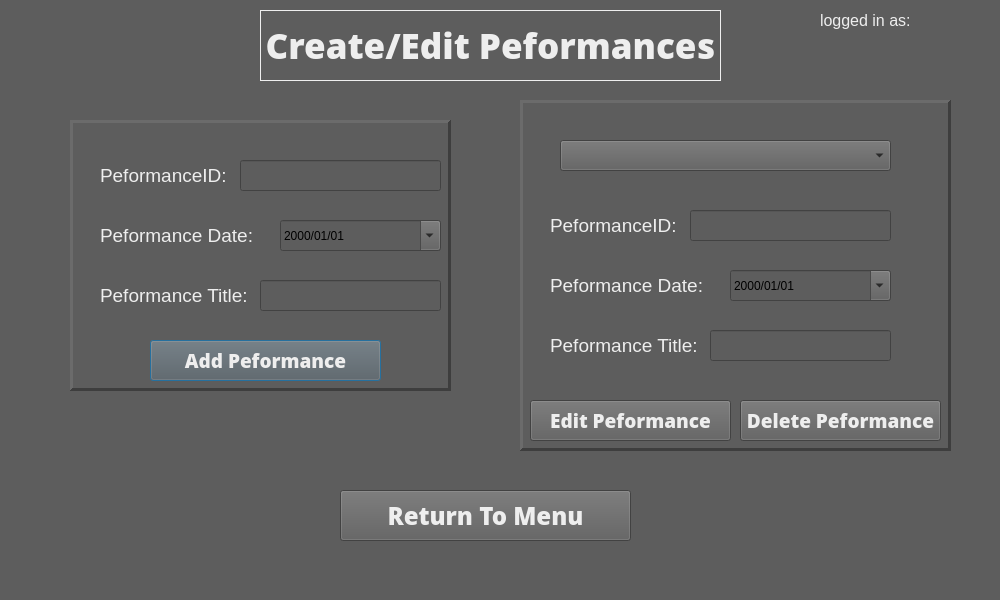
Above: Staff/CreateEdit/CreateEditConsole.ui from renekthesnek/Booking-System before the change. Below: the same form after it.
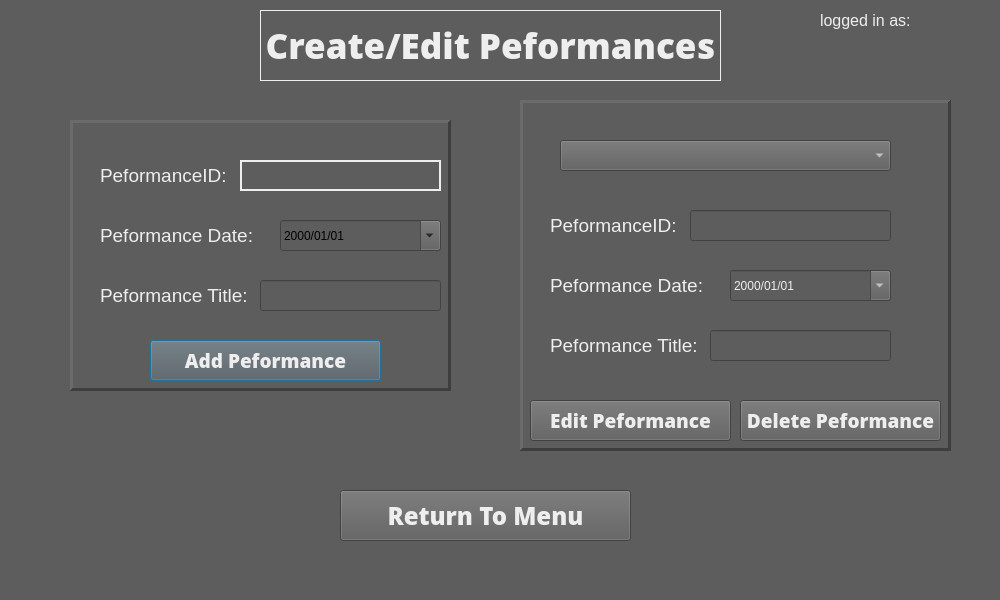
That is the form after the change.

Commit message: added more widget cloning and new staff console feature

The edit to the form file:
```diff
--- a/Staff/CreateEdit/CreateEditConsole.ui
+++ b/Staff/CreateEdit/CreateEditConsole.ui
@@ -104,21 +104,6 @@
      <string>PeformanceID:</string>
     </property>
    </widget>
-   <widget class="QLineEdit" name="AddPeformanceIDInput">
-    <property name="geometry">
-     <rect>
-      <x>170</x>
-      <y>40</y>
-      <width>201</width>
-      <height>31</height>
-     </rect>
-    </property>
-    <property name="font">
-     <font>
-      <pointsize>14</pointsize>
-     </font>
-    </property>
-   </widget>
    <widget class="QLabel" name="AddPeformanceDateLabel">
     <property name="geometry">
      <rect>
@@ -214,6 +199,33 @@
      <string>Add Peformance</string>
     </property>
    </widget>
+   <widget class="QLabel" name="AddPeformanceIDDisplay">
+    <property name="geometry">
+     <rect>
+      <x>170</x>
+      <y>40</y>
+      <width>201</width>
+      <height>31</height>
+     </rect>
+    </property>
+    <property name="font">
+     <font>
+      <pointsize>14</pointsize>
+     </font>
+    </property>
+    <property name="styleSheet">
+     <string notr="true">color: rgb(238, 238, 238);</string>
+    </property>
+    <property name="frameShape">
+     <enum>QFrame::Box</enum>
+    </property>
+    <property name="lineWidth">
+     <number>2</number>
+    </property>
+    <property name="text">
+     <string/>
+    </property>
+   </widget>
   </widget>
   <widget class="QPushButton" name="BackToMenuButton">
    <property name="geometry">
@@ -246,6 +258,9 @@
      <height>351</height>
     </rect>
    </property>
+   <property name="styleSheet">
+    <string notr="true">color: rgb(238, 238, 238);</string>
+   </property>
    <property name="frameShape">
     <enum>QFrame::Panel</enum>
    </property>
```
The commit also changes 9 other files.
